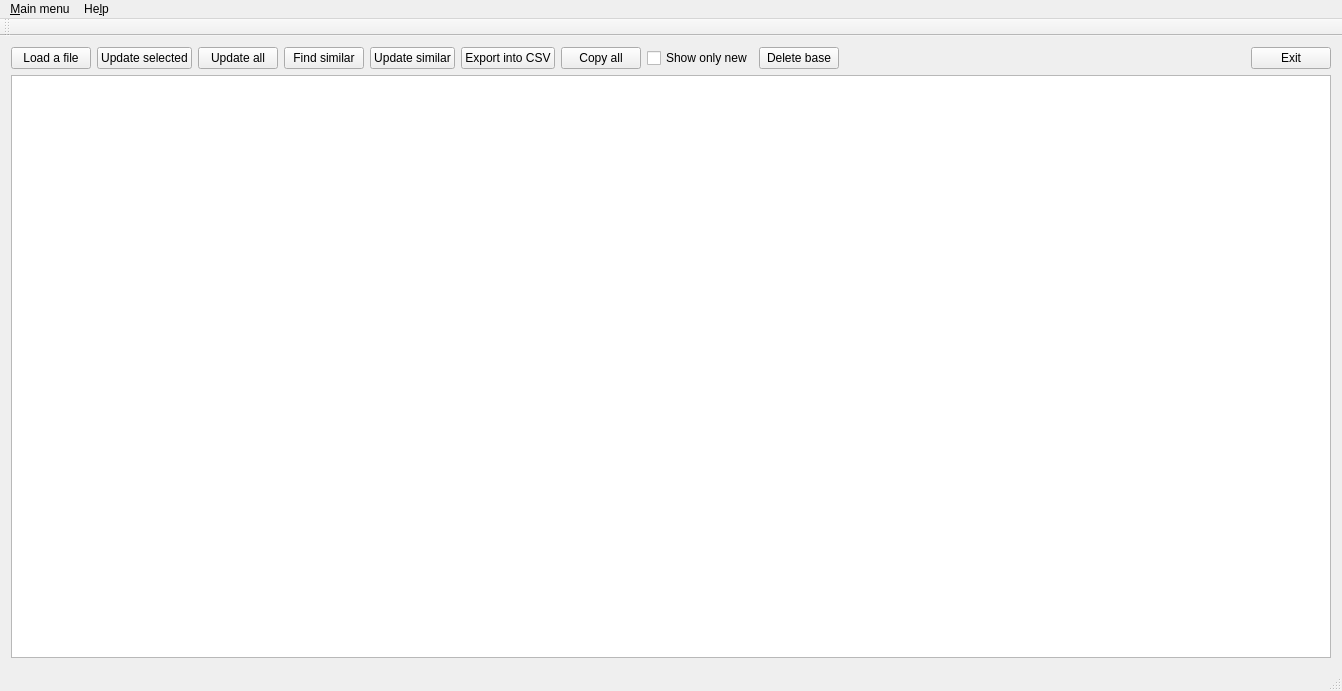
Old version of the form app/mainwindow.ui in the repository forGGe/fast-gys.
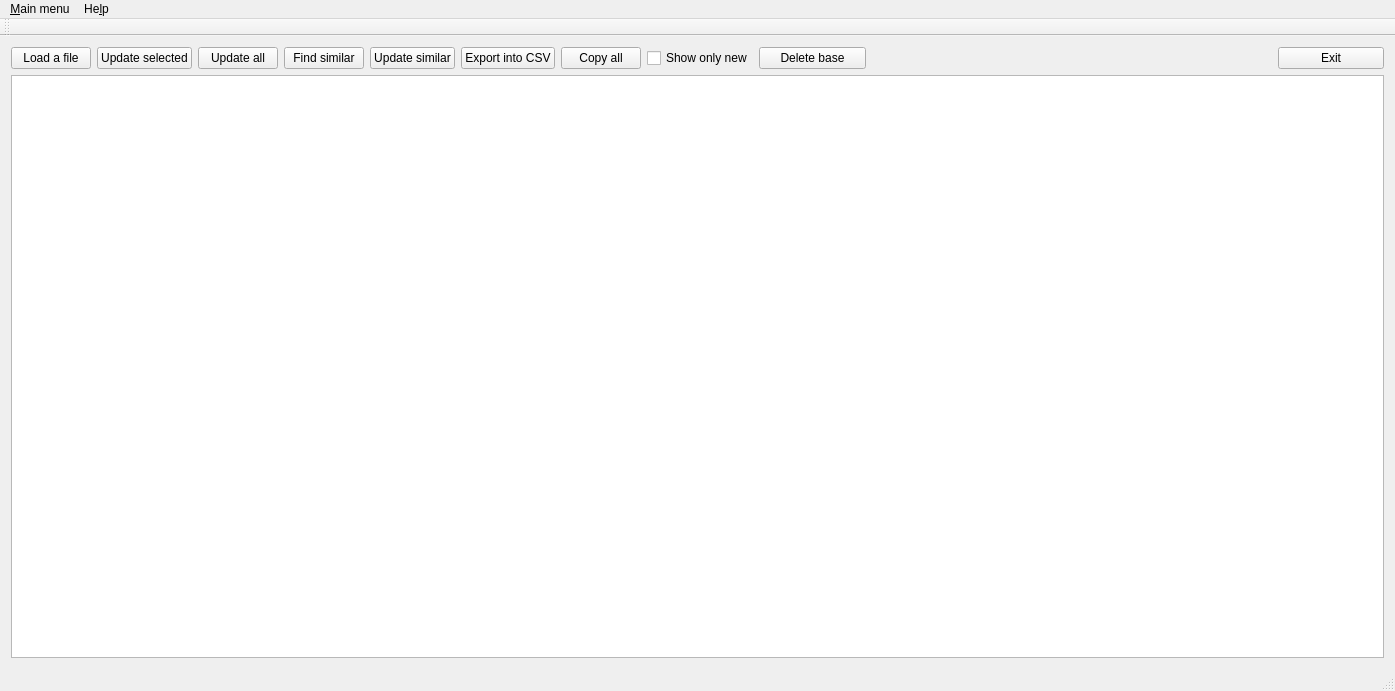
New version of the form.

What changed in the file:
```diff
--- a/app/mainwindow.ui
+++ b/app/mainwindow.ui
@@ -6,7 +6,7 @@
    <rect>
     <x>0</x>
     <y>0</y>
-    <width>1298</width>
+    <width>1395</width>
     <height>691</height>
    </rect>
   </property>
@@ -153,8 +153,8 @@
     <rect>
      <x>0</x>
      <y>0</y>
-     <width>1298</width>
-     <height>21</height>
+     <width>1395</width>
+     <height>19</height>
     </rect>
    </property>
    <widget class="QMenu" name="menuGrow_Your_Sales">
```
Left out of the diff: 3 changed lines with no effect on the pictures.
